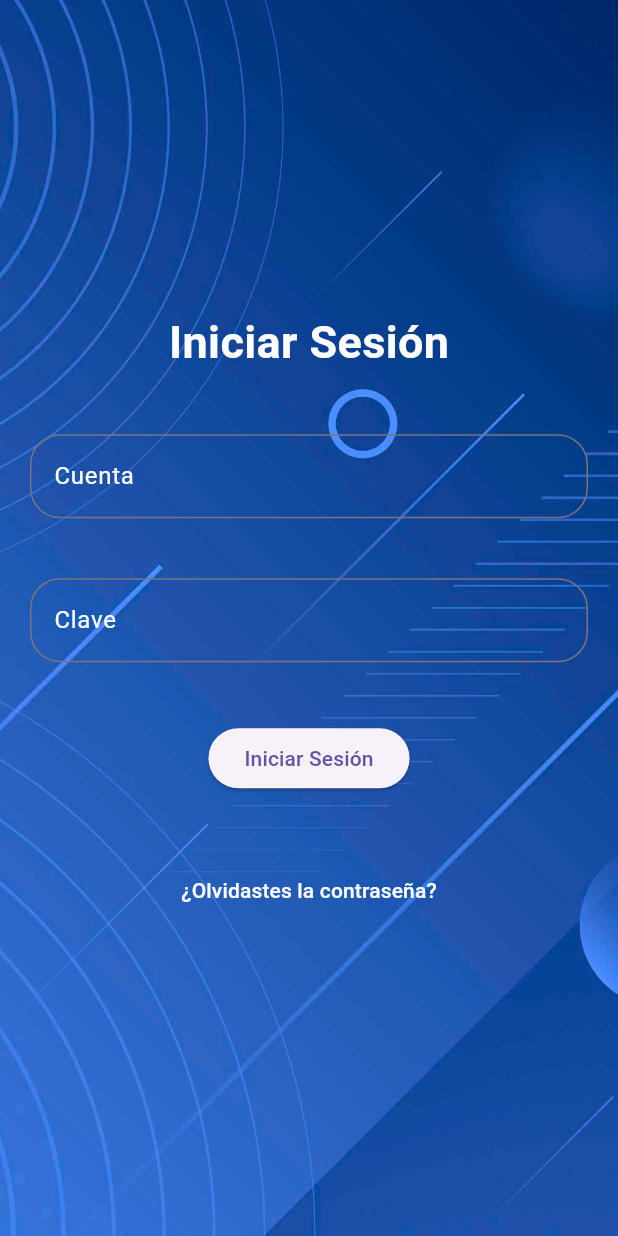
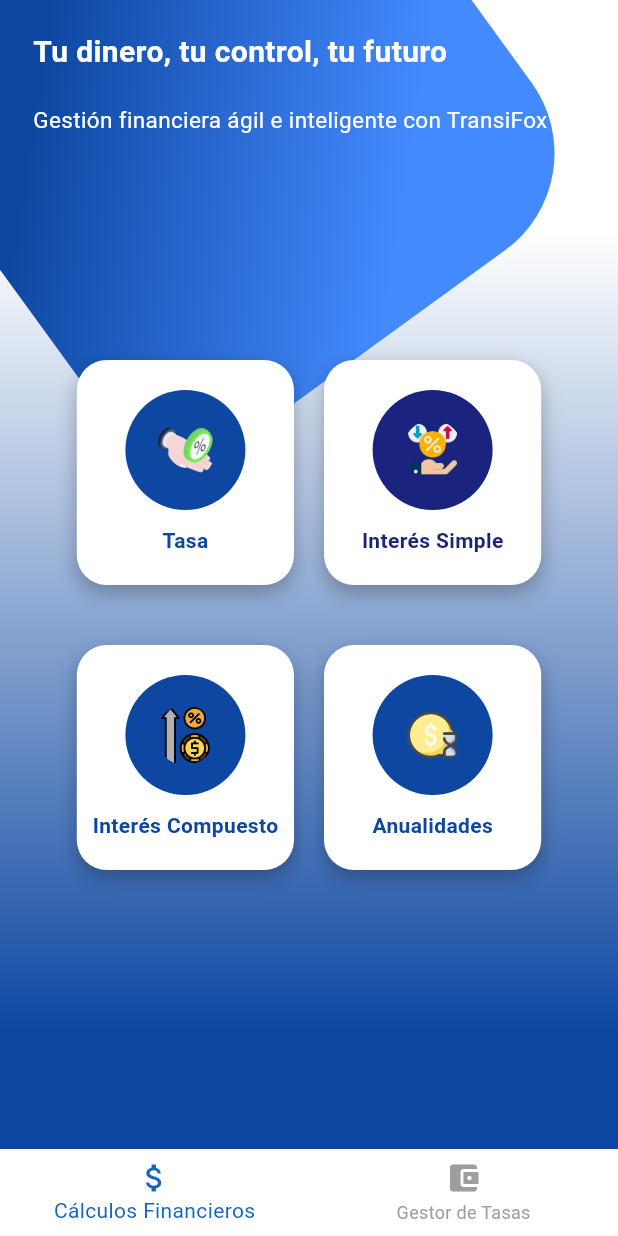
Before and after one commit to shadow-shield/Econmica-Front, a Flutter app: the screen it shows after launch, after a tap on "Continuar", after a tap on "Iniciar Sesión", on a phone screen of 412 x 824 dp. Run offline on Flutter 3.47's test engine with Material 3 defaults, Android fonts, the phone set to English and light mode, and no system bars; our stand-ins replace animate_do, animated_text_kit.

Commit message:
4 botones

```diff
--- a/lib/main.dart
+++ b/lib/main.dart
@@ -1,7 +1,8 @@
 import 'package:flutter/material.dart';
 
-import 'package:transifox/screen/auth/login.reverpod.dart';
-import 'package:transifox/screen/home.riverpod.dart';
+import 'package:transifox/page/auth/login.riverpod.dart';
+import 'package:transifox/page/home/home.riverpod.dart';
+import 'package:transifox/page/paginabotones/botones.riverpod.dart';
 
 void main() => runApp(const MyApp());
 
@@ -17,6 +18,7 @@ class MyApp extends StatelessWidget {
       routes: {
         'home': (BuildContext context) => const Home(),
         'login': (BuildContext context) => const Login(),
+        'botones': (BuildContext context) =>const BotonesInteres(),
       },
     );
   }
--- /dev/null
+++ b/lib/model/usuario.model.module.dart
@@ -0,0 +1,27 @@
+//model usuario
+class Usuario{
+  late String id;
+  late String cedula;
+  late String clave;
+  late String cuenta;
+
+
+  Usuario({required this.id, required this.cedula, required this.clave, required this.cuenta,});
+
+  Usuario.fromJson(Map<String, dynamic> json){
+    id = json['id'];
+    cedula = json['nombre'];
+    clave = json['clave'];
+    cuenta = json['cuenta'];
+
+  }
+
+  Map<String, dynamic> toJson(){
+    final Map<String, dynamic> data = new Map<String, dynamic>();
+    data['id'] = this.id;
+    data['cedula'] = this.cedula;
+    data['clave'] = this.clave;
+    data['cuenta'] = this.cuenta;
+    return data;
+  }
+}
--- /dev/null
+++ b/lib/page/auth/login.riverpod.dart
@@ -0,0 +1,128 @@
+import 'package:flutter/material.dart';
+
+class Login extends StatefulWidget {
+  const Login({super.key});
+
+  @override
+  State<Login> createState() => _LoginState();
+}
+
+class _LoginState extends State<Login> {
+  @override
+  Widget build(BuildContext context) {
+    return Scaffold(
+        body: Stack(
+      fit: StackFit.expand,
+      children: [
+        Container(
+          decoration: BoxDecoration(
+            image: DecorationImage(
+              image: AssetImage('assets/Loginfondo.jpg'),
+              fit: BoxFit.cover,
+            ),
+          ),
+        ),
+        Column(
+          mainAxisAlignment: MainAxisAlignment.center,
+          children: [
+            Column(
+              children: [
+                textoinicarsesion(),
+                inputcuenta(),
+                inputclave(),
+                botoninicarsesion(),
+                recuContrasena(),
+              ],
+            )
+            // Aquí va el contenido del login
+          ],
+        ),
+      ],
+    ));
+  }
+
+  Widget recuContrasena() {
+    return Padding(
+      padding: const EdgeInsets.all(20.0),
+      child: TextButton(
+        onPressed: () {
+          print('boton de recuperar contraseña');
+        },
+        child: Text('¿Olvidastes la contraseña?',
+            style: TextStyle(color: Colors.white)),
+      ),
+    );
+  }
+
+  Widget textoinicarsesion() {
+    return Padding(
+      padding: const EdgeInsets.all(20.0),
+      child: Text(
+        'Iniciar Sesión',
+        style: TextStyle(
+          color: Colors.white,
+          fontSize: 30,
+          fontWeight: FontWeight.bold,
+        ),
+      ),
+    );
+  }
+
+  Widget inputclave() {
+    return Padding(
+      padding: const EdgeInsets.all(20.0),
+      child: TextField(
+        style: TextStyle(color: Colors.white),
+        decoration: InputDecoration(
+          prefixIcon: Icon(Icons.lock, color: Colors.white),
+          hintText: 'Clave',
+          hintStyle: TextStyle(
+            color: Colors.white,
+          ),
+          border: OutlineInputBorder(
+            borderRadius: BorderRadius.circular(20),
+          ),
+        ),
+      ),
+    );
+  }
+
+  Widget inputcuenta() {
+    return Padding(
+      padding: const EdgeInsets.all(20.0),
+      child: TextField(
+        style: TextStyle(color: Colors.white),
+        decoration: InputDecoration(
+          prefixIcon: Icon(Icons.person, color: Colors.white),
+          hintText: 'Cuenta',
+          hintStyle: TextStyle(
+            color: Colors.white,
+          ),
+          border: OutlineInputBorder(
+            borderRadius: BorderRadius.circular(20),
+          ),
+        ),
+      ),
+    );
+  }
+
+  Widget botoninicarsesion() {
+    return Padding(
+      padding: const EdgeInsets.all(20.0),
+      child: ElevatedButton(
+        style: ElevatedButton.styleFrom(
+          backgroundColor: Colors.blue[800],
+          shape: RoundedRectangleBorder(
+            borderRadius: BorderRadius.circular(20),
+          ),
+          padding: EdgeInsets.symmetric(horizontal: 25, vertical: 5),
+        ),
+        onPressed: () {
+          // Navegación a otra pantalla
+          Navigator.pushReplacementNamed(context, 'botones');
+        },
+        child: Text('Iniciar Sesión',style: TextStyle(color: Colors.white),),
+      ),
+    );
+  }
+}
--- a/lib/screen/home.riverpod.dart
+++ b/lib/page/home/home.riverpod.dart
@@ -1,7 +1,5 @@
-
 import 'package:flutter/material.dart';
 import 'package:animated_text_kit/animated_text_kit.dart';
-
 
 class Home extends StatefulWidget {
   const Home({super.key});
@@ -28,7 +26,6 @@ class _HomeState extends State<Home> with SingleTickerProviderStateMixin {
     );
 
     _controller.forward();
-
   }
 
   @override
@@ -59,22 +56,41 @@ class _HomeState extends State<Home> with SingleTickerProviderStateMixin {
                 opacity: _fadeAnimation,
                 child: Image.asset('assets/logo.png', width: 350, height: 200),
               ),
-              DefaultTextStyle(
-                style: TextStyle(fontSize: 26.0, fontWeight: FontWeight.bold, color: Colors.blue[800]),
-                child: AnimatedTextKit(
-                  animatedTexts: [
-                    TypewriterAnimatedText('Bienvenido a Transifox', speed: Duration(milliseconds: 90)),
+              SizedBox(
+                height: 50,
+                width: 200,
+                child: Row(
+                  mainAxisSize: MainAxisSize.min,
+                  children: <Widget>[
+                    SizedBox(
+                      width: 200,
+                      child: DefaultTextStyle(
+                        style: const TextStyle(
+                          fontSize: 20.0,
+                          fontFamily: 'Horizon',
+                        ),
+                        child: AnimatedTextKit(
+                          animatedTexts: [
+                            RotateAnimatedText('BIENVENIDO',textStyle: TextStyle(color: Colors.blue[800],fontWeight: FontWeight.bold,fontSize: 30)),
+                            RotateAnimatedText('A',textStyle: TextStyle(color: Colors.blue[800],fontWeight: FontWeight.bold,fontSize: 30)),
+                            RotateAnimatedText('TRANSIFOX',textStyle: TextStyle(color: Colors.blue[800],fontWeight: FontWeight.bold,fontSize: 30)),
+                          ],
+                          onTap: () {
+                            print("Tap Event");
+                          },
+                        ),
+                      ),
+                    ),
                   ],
-                  totalRepeatCount: 1,
                 ),
               ),
               SizedBox(height: 20),
               ScaleTransition(
                 scale: _fadeAnimation,
-                child: Image.asset('assets/person.png', width: 220, height: 220),
+                child:
+                    Image.asset('assets/person.png', width: 220, height: 220),
               ),
               SizedBox(height: 20),
-
               SizedBox(height: 20),
               SizedBox(
                 height: 42,
@@ -87,15 +103,18 @@ class _HomeState extends State<Home> with SingleTickerProviderStateMixin {
                     padding: EdgeInsets.symmetric(horizontal: 25, vertical: 5),
                   ),
                   onPressed: () {
-                     Navigator.pushReplacementNamed(context, 'login');
-
+                    Navigator.pushReplacementNamed(context, 'login');
                   },
                   child: Row(
                     mainAxisSize: MainAxisSize.min,
                     children: [
-                      Text("Continuar", style: TextStyle(fontSize: 18,color: Colors.white),),
+                      Text(
+                        "Continuar",
+                        style: TextStyle(fontSize: 18, color: Colors.white),
+                      ),
                       SizedBox(width: 4),
-                      Icon(Icons.arrow_forward_ios, color: Colors.white, size: 20),
+                      Icon(Icons.arrow_forward_ios,
+                          color: Colors.white, size: 20),
                     ],
                   ),
                 ),
--- /dev/null
+++ b/lib/page/paginabotones/botones.riverpod.dart
@@ -0,0 +1,35 @@
+import 'package:flutter/material.dart';
+import 'package:transifox/widgets/bottonavigator.riverpod.dart';
+import 'package:transifox/widgets/cartable.riverpod.dart';
+import 'package:transifox/widgets/titulo_botones.riverpod.dart';
+import 'package:transifox/widgets/containerbotoes.riverpod.dart';
+
+class BotonesInteres extends StatefulWidget {
+  const BotonesInteres({super.key});
+
+  @override
+  State<BotonesInteres> createState() => BotonesInteresState();
+}
+
+class BotonesInteresState extends State<BotonesInteres> {
+  @override
+  Widget build(BuildContext context) {
+    return Scaffold(
+      bottomNavigationBar: CustomBottomNavigator(),
+        body: Stack(
+      fit: StackFit.expand,
+      children: [Background(), _texto(),],
+    ));
+  }
+}
+
+class _texto extends StatelessWidget {
+  @override
+  Widget build(BuildContext context) {
+    return SingleChildScrollView(
+      child: Column(
+        children: [TituloTexto(),CardTable()],
+      ),
+    );
+  }
+}
--- a/lib/screen/auth/login.reverpod.dart
+++ /dev/null
@@ -1,101 +0,0 @@
-
-import 'package:flutter/material.dart';
-
-class Login extends StatefulWidget {
-  const Login({super.key});
-
-  @override
-  State<Login> createState() => _LoginState();
-}
-
-class _LoginState extends State<Login> {
-  @override
-  Widget build(BuildContext context) {
-    return Scaffold(
-      body:Stack(
-        fit: StackFit.expand,
-        children: [
-          Container(
-            decoration: BoxDecoration(
-              image: DecorationImage(
-                image: AssetImage('assets/Loginfondo.jpg'),
-                fit: BoxFit.cover,
-              ),
-            ),
-          ),
-          Column(
-            mainAxisAlignment: MainAxisAlignment.center,
-            children: [
-              Column(
-                children: [
-                  Padding(
-                    padding: const EdgeInsets.all(20.0),
-                    child: Text(
-                      'Iniciar Sesión',
-                      style: TextStyle(
-                        color: Colors.white,
-                        fontSize: 30,
-                        fontWeight: FontWeight.bold,
-                      ),
-                    ),
-                  ),
-                  Padding(
-                    padding: const EdgeInsets.all(20.0),
-                    child: TextField(
-                      style: TextStyle(color: Colors.white),
-                      decoration: InputDecoration(
-                        hintText: 'Cuenta',
-                        hintStyle: TextStyle(
-                          color: Colors.white,
-                        ),
-                        border: OutlineInputBorder(
-                          borderRadius: BorderRadius.circular(20),
-                        ),
-                      ),
-                    ),
-                  ),
-                  Padding(
-                    padding: const EdgeInsets.all(20.0),
-                    child: TextField(
-                      style: TextStyle(color: Colors.white),
-                      decoration: InputDecoration(
-
-                        hintText: 'Clave',
-                        hintStyle: TextStyle(
-                          color: Colors.white,
-                        ),
-                        border: OutlineInputBorder(
-                          borderRadius: BorderRadius.circular(20),
-                        ),
-                      ),
-                    ),
-                  ),
-                  Padding(
-                    padding: const EdgeInsets.all(20.0),
-                    child: ElevatedButton(
-                      onPressed: () {
-                        // Navegación a otra pantalla
-                      },
-                      child: Text('Iniciar Sesión'),
-                    ),
-                  ),
-                  Padding(
-                    padding: const EdgeInsets.all(20.0),
-                    child: TextButton(
-                      onPressed: () {
-                        // Navegación a otra pantalla
-                      },
-                      child: Text('¿Olvidastes la contraseña?', style: TextStyle(color: Colors.white)),
-                    ),
-                  ),
-                ],
-              )
-              // Aquí va el contenido del login
-
-            ],
-          ),
-        ],
-      )
-    );
-  }
-}
--- /dev/null
+++ b/lib/widgets/bottonavigator.riverpod.dart
@@ -0,0 +1,38 @@
+import 'package:flutter/material.dart';
+
+class CustomBottomNavigator extends StatefulWidget {
+  const CustomBottomNavigator({super.key});
+
+  @override
+  _CustomBottomNavigatorState createState() => _CustomBottomNavigatorState();
+}
+
+class _CustomBottomNavigatorState extends State<CustomBottomNavigator> {
+  int _selectedIndex = 0;
+
+  @override
+  Widget build(BuildContext context) {
+    return BottomNavigationBar(
+      backgroundColor: Colors.white,
+      selectedItemColor: Colors.blue[800],
+      unselectedItemColor: Colors.grey,
+      currentIndex: _selectedIndex,
+      onTap: (index) {
+        setState(() {
+          _selectedIndex = index;
+          print('$index');
+        });
+      },
+      items: const [
+        BottomNavigationBarItem(
+          icon: Icon(Icons.attach_money ),
+          label: 'Cálculos Financieros',
+        ),
+        BottomNavigationBarItem(
+          icon: Icon(Icons.account_balance_wallet),
+          label: 'Gestor de Tasas',
+        ),
+      ],
+    );
+  }
+}
--- /dev/null
+++ b/lib/widgets/cartable.riverpod.dart
@@ -0,0 +1,136 @@
+import 'package:flutter/material.dart';
+import 'package:animate_do/animate_do.dart';
+
+class CardTable extends StatelessWidget {
+  const CardTable({super.key});
+
+  @override
+  Widget build(BuildContext context) {
+    return Center(
+      child: SizedBox(
+        width: MediaQuery.of(context).size.width * 0.8,
+        child: Container(
+          margin: EdgeInsets.only(top: 140), // Ajuste del margen superior
+          child: Column(
+            children: [
+              FadeInUp(
+                // 🎬 Animación de entrada
+                duration: Duration(milliseconds: 600),
+                child: Table(
+                  children: [
+                    TableRow(
+                      children: [
+                        ZoomIn(
+                          // 🎬 Animación de escala
+                          duration: Duration(milliseconds: 800),
+                          child: _cardbotones(
+                            color: Colors.blue[900]!,
+                            image: Image.asset('assets/tasa-de-interes.png'),
+                            text: 'Tasa',
+                          ),
+                        ),
+                        ZoomIn(
+                          duration: Duration(milliseconds: 900),
+                          child: _cardbotones(
+                            color: Colors.indigo[900]!,
+                            image: Image.asset('assets/interes simple.png'),
+                            text: 'Interés Simple',
+                          ),
+                        ),
+                      ],
+                    ),
+                  ],
+                ),
+              ),
+              SizedBox(height: 20), // Espacio entre filas
+              FadeInUp(
+                // 🎬 Segunda animación de entrada
+                duration: Duration(milliseconds: 700),
+                child: Table(
+                  children: [
+                    TableRow(
+                      children: [
+                        ZoomIn(
+                          duration: Duration(milliseconds: 1000),
+                          child: _cardbotones(
+                            color: Colors.blue[900]!,
+                            image: Image.asset('assets/incompuesto.png'),
+                            text: 'Interés Compuesto',
+                          ),
+                        ),
+                        ZoomIn(
+                          duration: Duration(milliseconds: 1100),
+                          child: _cardbotones(
+                            color: Colors.blue[900]!,
+                            image: Image.asset('assets/anualidades.png'),
+                            text: 'Anualidades',
+                          ),
+                        ),
+                      ],
+                    ),
+                  ],
+                ),
+              ),
+            ],
+          ),
+        ),
+      ),
+    );
+  }
+}
+
+class _cardbotones extends StatelessWidget {
+  final Widget image; // Cambiado para recibir un Image.asset()
+  final String text;
+  final Color color;
+
+  const _cardbotones({
+    required this.image,
+    required this.text,
+    required this.color,
+  });
+
+  @override
+  Widget build(BuildContext context) {
+    return Container(
+      margin: EdgeInsets.all(10),
+      height: 150,
+      decoration: BoxDecoration(
+        color: Colors.white,
+        borderRadius: BorderRadius.circular(20),
+        boxShadow: [
+          BoxShadow(
+            color: Colors.black26,
+            blurRadius: 10,
+            offset: Offset(0, 5),
+          )
+        ],
+      ),
+      child: Column(
+        mainAxisAlignment: MainAxisAlignment.center,
+        children: [
+          CircleAvatar(
+            backgroundColor: this.color,
+            radius: 40,
+            child: ClipRRect(
+              borderRadius: BorderRadius.circular(
+                  50),
+              child: SizedBox(
+                width:
+                    40, //
+                height:
+                    40,
+                child: this.image,
+              ),
+            ),
+          ),
+          SizedBox(height: 10),
+          Text(
+            this.text,
+            style: TextStyle(color: this.color, fontWeight: FontWeight.bold),
+          ),
+        ],
+      ),
+    );
+  }
+}
--- /dev/null
+++ b/lib/widgets/containerbotoes.riverpod.dart
@@ -0,0 +1,64 @@
+import 'dart:math';
+
+import 'package:flutter/material.dart';
+
+class Background extends StatefulWidget {
+  const Background({super.key});
+
+  @override
+  State<Background> createState() => BackgroundState();
+}
+
+class BackgroundState extends State<Background> {
+  final boxDecoration = BoxDecoration(
+    gradient: LinearGradient(
+      begin: Alignment.topCenter,
+      end: Alignment.bottomCenter,
+      stops: [0.2, 0.9],
+      colors: [
+        Colors.white,
+        Colors.blue[900]!,
+      ],
+    ),
+  );
+  @override
+  Widget build(BuildContext context) {
+    return Stack(
+      children: [
+        Container(
+          decoration: boxDecoration,
+        ),
+        Positioned(
+          top: -100,
+          left: -30,
+          child: _cajaBackground()
+          )
+      ],
+    );
+  }
+}
+
+// ignore: camel_case_types
+class _cajaBackground extends StatelessWidget {
+  @override
+  Widget build(BuildContext context) {
+    return Transform.rotate(
+      angle: -pi/5,
+      child: Container(
+        width: 360,
+        height: 360,
+        decoration: BoxDecoration(
+          gradient: LinearGradient(
+            begin: Alignment.centerLeft,
+            end: Alignment.bottomCenter,
+            colors: [
+              Colors.blue[900]!,
+              Colors.blueAccent
+            ],
+          ),
+          borderRadius: BorderRadius.circular(80),
+        ),
+      ),
+    );
+  }
+}
--- /dev/null
+++ b/lib/widgets/titulo_botones.riverpod.dart
@@ -0,0 +1,40 @@
+import 'package:flutter/material.dart';
+import 'package:animate_do/animate_do.dart';
+
+class TituloTexto extends StatelessWidget {
+  @override
+  Widget build(BuildContext context) {
+    return SafeArea(
+      child: Container(
+        margin: EdgeInsets.only(top: 20, right: 25),
+        child: Column(
+          crossAxisAlignment: CrossAxisAlignment.start,
+          children: [
+            FadeInDown(
+              duration: Duration(milliseconds: 1000),
+              child: Text(
+                'Tu dinero, tu control, tu futuro',
+                style: TextStyle(
+                  fontSize: 20,
+                  fontWeight: FontWeight.bold,
+                  color: Colors.white,
+                ),
+              ),
+            ),
+            SizedBox(height: 20),
+            FadeInUp(
+              duration: Duration(milliseconds: 1200),
+              child: Text(
+                'Gestión financiera ágil e inteligente con TransiFox',
+                style: TextStyle(
+                  fontSize: 15,
+                  color: Colors.white,
+                ),
+              ),
+            ),
+          ],
+        ),
+      ),
+    );
+  }
+}
--- a/pubspec.yaml
+++ b/pubspec.yaml
@@ -37,6 +37,8 @@ dependencies:
   cupertino_icons: ^1.0.8
   animated_text_kit: ^4.2.2
   flutter_spinkit: ^5.1.0
+  animate_do: ^4.2.0
+
 
 dev_dependencies:
   flutter_test:
```
Also changed, not shown: assets/anualidades.png (added), assets/incompuesto.png (added), assets/interes simple.png (added), assets/tasa-de-interes.png (added), lib/controller/usuario.service.dart (added), lib/service/usuario.module.service.dart (added), pubspec.lock.
